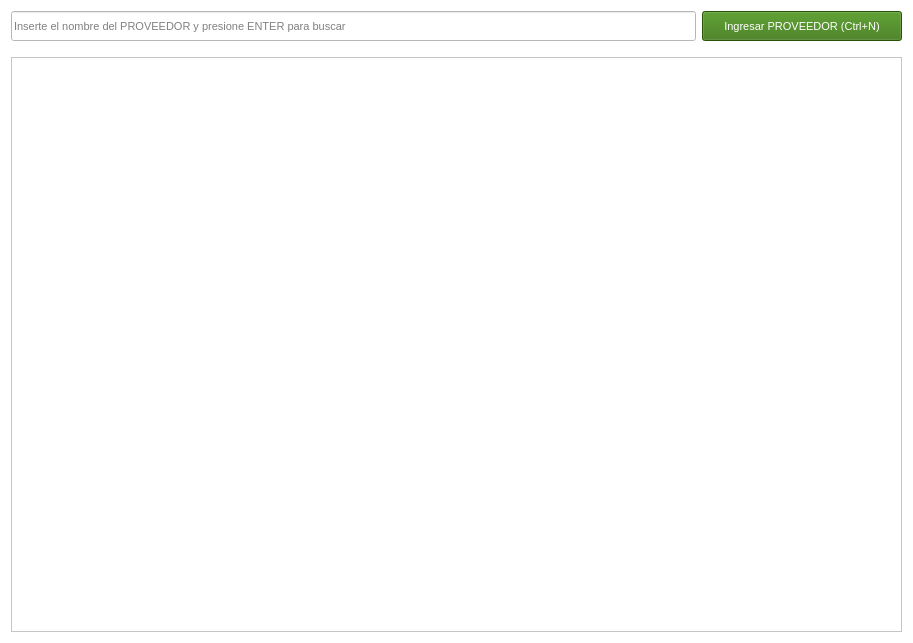
First picture: the form in gui/listas/listaProveedores.ui, repository shae-ra/sindicato, before the edit.
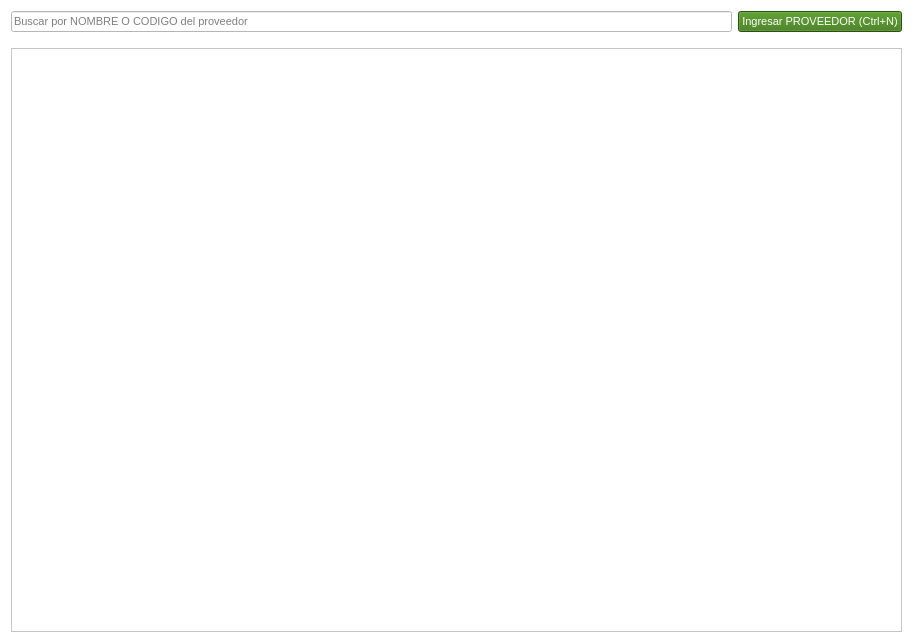
Second picture: the form after the edit. Icons and pictures are not drawn.

What changed in the file:
```diff
--- a/gui/listas/listaProveedores.ui
+++ b/gui/listas/listaProveedores.ui
@@ -430,7 +430,7 @@
   </property>
   <layout class="QGridLayout" name="gridLayout_4">
    <item row="0" column="0">
-    <layout class="QGridLayout" name="gridLayout_2" rowstretch="5,0,95">
+    <layout class="QGridLayout" name="gridLayout_2" rowstretch="2,0,98" columnstretch="90,10">
      <item row="1" column="0" colspan="2">
       <spacer name="horizontalSpacer">
        <property name="font">
@@ -519,8 +519,8 @@
        </property>
        <property name="iconSize">
         <size>
-         <width>30</width>
-         <height>30</height>
+         <width>20</width>
+         <height>20</height>
         </size>
        </property>
        <property name="shortcut">
@@ -554,7 +554,7 @@
         <bool>true</bool>
        </property>
        <property name="placeholderText">
-        <string>Inserte el nombre del PROVEEDOR y presione ENTER para buscar</string>
+        <string>Buscar por NOMBRE O CODIGO del proveedor</string>
        </property>
        <property name="clearButtonEnabled">
         <bool>true</bool>
```
